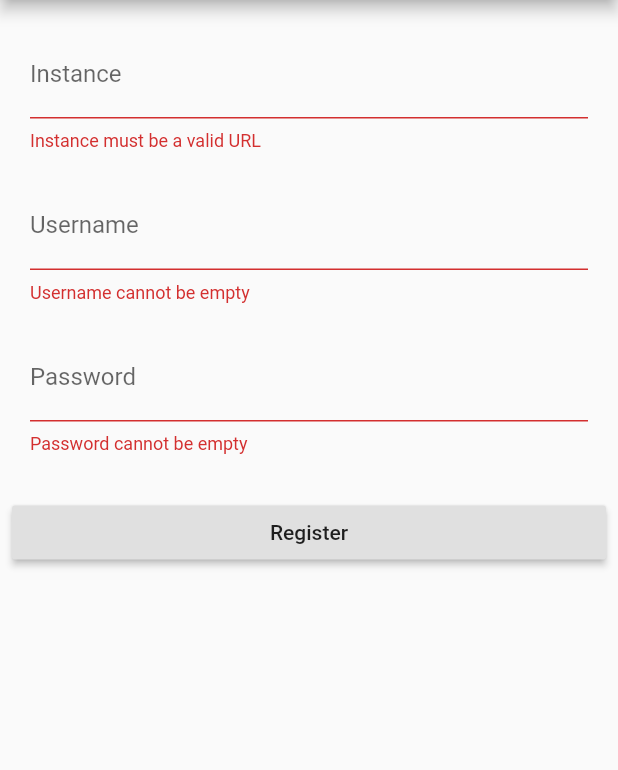
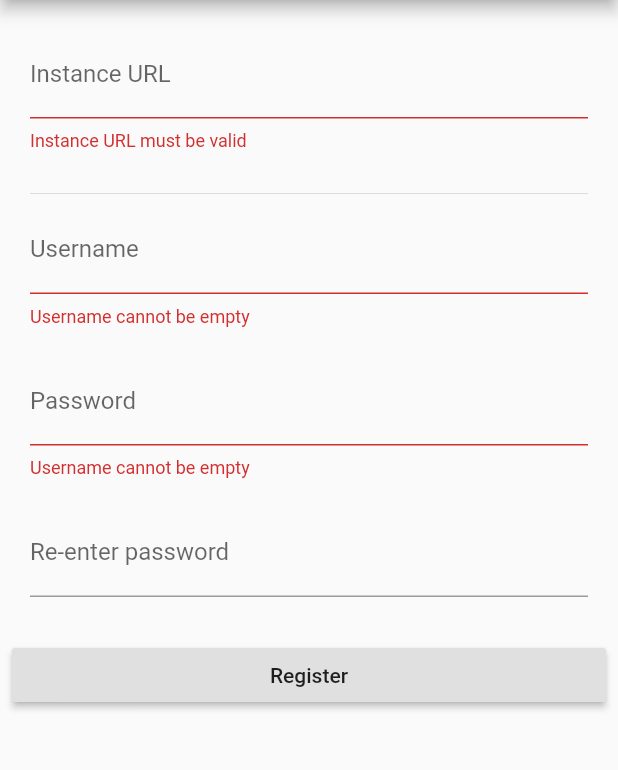
Before and after one commit to Restioson/vertex, a Flutter app: the screen it shows after launch, after a tap on "Register", on a phone screen of 412 x 824 dp, the part 84-854 px from its top. Run offline on Flutter 3.47's test engine with Material 2 defaults, Android fonts, the phone set to English and light mode, and no system bars; our stand-ins replace validators.

Commit message:
dark theme and password re-entry

```diff
--- a/client/mobile/lib/main.dart
+++ b/client/mobile/lib/main.dart
@@ -11,6 +11,7 @@ class MyApp extends StatelessWidget {
       theme: ThemeData(
         primarySwatch: Colors.teal,
       ),
+      darkTheme: ThemeData.dark(),
       home: LoginPage(title: 'Log in to Vertex'),
     );
   }
@@ -47,23 +48,28 @@ class LoginForm extends StatefulWidget {
 }
 
 class LoginFormState extends State<LoginForm> {
-  final _formKey = GlobalKey<FormState>();
+  final formKey = GlobalKey<FormState>();
+  final passwordFieldKey = GlobalKey<FormFieldState>();
 
   @override
   Widget build(BuildContext context) {
     return Form(
-        key: this._formKey,
+        key: this.formKey,
         child: ListView(
           children: <Widget>[
             LoginFormEntry(
-              name: "Instance",
+              name: "Instance URL",
               top: 20,
               validator: (value) {
                 if (!isURL(value)) {
-                  return "Instance must be a valid URL";
+                  return "Instance URL must be valid";
                 }
                 return null;
               },
+            ),
+            Padding(
+              padding: EdgeInsets.fromLTRB(20, 0, 20, 0),
+              child: Divider(),
             ),
             LoginFormEntry(
               name: "Username",
@@ -75,20 +81,31 @@ class LoginFormState extends State<LoginForm> {
               },
             ),
             LoginFormEntry(
+              fieldKey: this.passwordFieldKey,
               name: "Password",
               password: true,
               validator: (value) {
                   if (value.isEmpty) {
-                    return "Password cannot be empty";
+                    return "Username cannot be empty";
                   }
                   return null;
+                }
+            ),
+            LoginFormEntry(
+              name: "Re-enter password",
+              password: true,
+              validator: (value) {
+                if (this.passwordFieldKey.currentState.value != value) {
+                  return "Passwords do not match";
+                }
+                return null;
               },
             ),
             Padding(
               padding: const EdgeInsets.all(8.0),
               child: RaisedButton(
                 onPressed: () {
-                  if (this._formKey.currentState.validate()) {
+                  if (this.formKey.currentState.validate()) {
                     Scaffold
                         .of(context)
                         .showSnackBar(SnackBar(content: Text("Sending to server")));
@@ -110,14 +127,16 @@ class LoginFormEntry extends StatelessWidget {
   final EntryValidator validator;
   final double top;
   final bool password;
+  final Key fieldKey;
 
-  const LoginFormEntry({ this.name, this.validator, this.top = 0, this.password = false });
+  const LoginFormEntry({ this.name, this.validator, this.top = 0, this.password = false, this.fieldKey = null });
 
   @override
   Widget build(BuildContext context) {
     return Padding(
       padding: EdgeInsets.fromLTRB(20, this.top, 20, 20),
       child: TextFormField(
+        key: fieldKey,
         decoration: InputDecoration(
           labelText: this.name,
           hintText: this.name,
```
